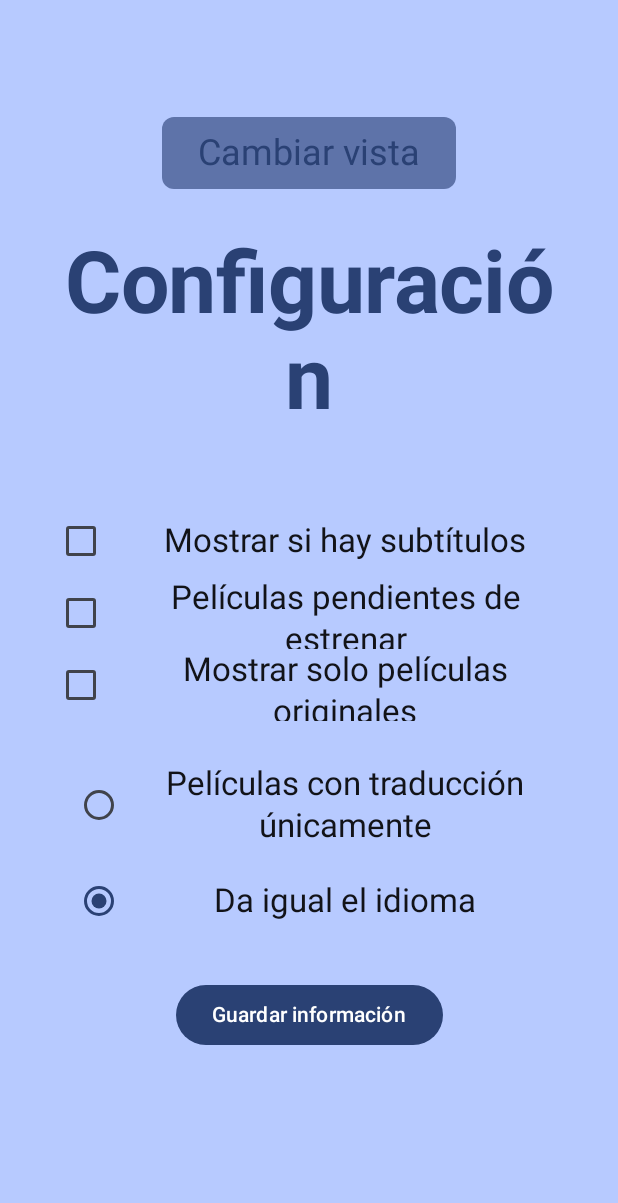
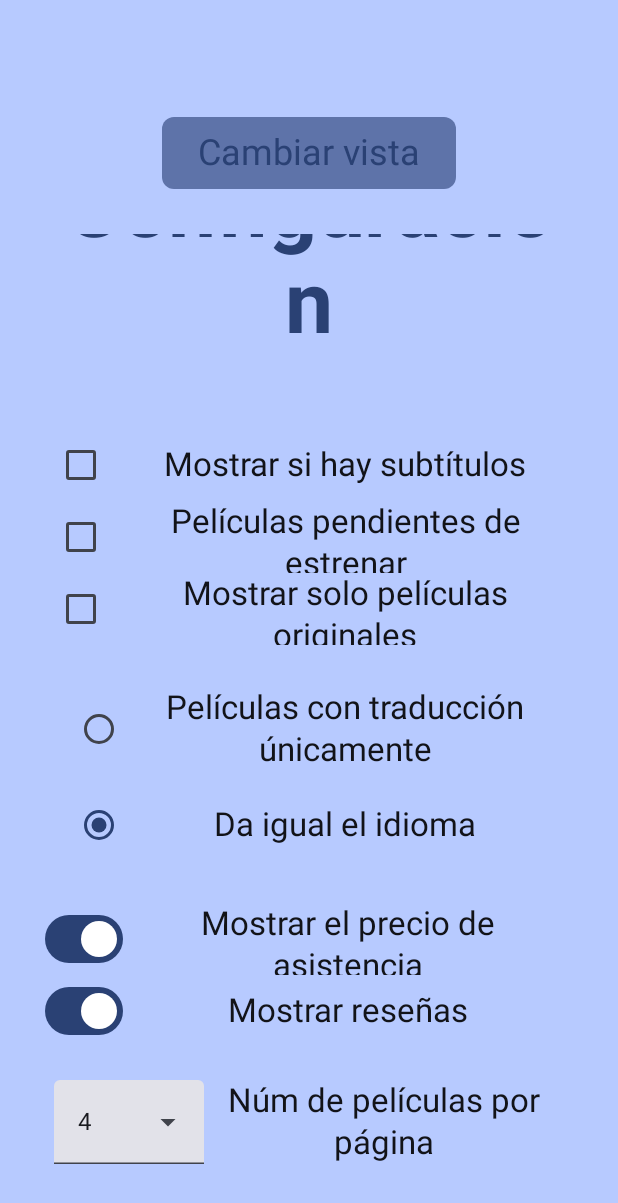
Before and after one commit to rocigonf/ProyectoMoviles, an Android app built with Jetpack Compose: the screen it shows after launch (MainActivity), on a phone screen of 412 x 824 dp. Shown: the top 1203 px of the screen. Run offline under Robolectric (Android 15) with nearby library versions, the phone set to English and light mode, and no system bars.

Commit message:
definitivamente hell is forever

```diff
--- a/app/src/main/java/com/moguishio/moguishio/Configuration.kt
+++ b/app/src/main/java/com/moguishio/moguishio/Configuration.kt
@@ -28,7 +28,9 @@ import androidx.compose.ui.text.font.FontWeight
 import androidx.compose.ui.text.style.TextAlign
 import androidx.compose.ui.unit.dp
 import com.moguishio.moguishio.data.ConfigurationDataStore
+import com.moguishio.moguishio.data.DropDownMenu
 import com.moguishio.moguishio.data.MakeCheckBox
+import com.moguishio.moguishio.data.MakeSwitch
 import com.moguishio.moguishio.data.RadioButtonGroup
 import com.moguishio.moguishio.ui.theme.AppTypography
 import kotlinx.coroutines.launch
@@ -51,18 +53,27 @@ fun ConfigPage() {
     val showNotAvailableFilms = configDataStore.getPreference(ConfigurationDataStore.SHOW_NOT_AVAILABLE_FILMS, false).collectAsState(initial = false)
     val showOriginalFilms = configDataStore.getPreference(ConfigurationDataStore.SHOW_ONLY_ORIGINAL_FILMS, false).collectAsState(initial = false)
     val selectedLanguageIndex = configDataStore.getPreference(ConfigurationDataStore.LANGUAGE_OPTIONS, 1).collectAsState(initial = 1)
+    val showPrices = configDataStore.getPreference(ConfigurationDataStore.SHOW_PRICES, true).collectAsState(initial = true)
+    val showReviews = configDataStore.getPreference(ConfigurationDataStore.SHOW_REVIEWS, true).collectAsState(initial = true)
+    val selectedOptionIndex = configDataStore.getPreference(ConfigurationDataStore.DROPDOWN_OPTIONS, 0).collectAsState(initial = 0)
 
     val isSubtitlesChecked = remember { mutableStateOf(showSubtitles.value) }
     val isAvailableFilms = remember { mutableStateOf(showNotAvailableFilms.value) }
     val isOriginalOnly = remember { mutableStateOf(showOriginalFilms.value) }
     val selectedRadioButtonIndex = remember { mutableIntStateOf(selectedLanguageIndex.value) }
+    val isPriceShown = remember { mutableStateOf(showPrices.value) }
+    val isReviewSeen = remember { mutableStateOf(showReviews.value) }
+    val selectedDropdownIndex = remember { mutableIntStateOf(selectedOptionIndex.value) }
 
     // En teoría esto es necesario para monitorizar los cambios de la variable (ya que no sirve "remember" y "mutableStateOf")
-    LaunchedEffect(showSubtitles.value, showNotAvailableFilms.value, selectedLanguageIndex.value, showOriginalFilms.value) {
+    LaunchedEffect(showSubtitles.value, showNotAvailableFilms.value, selectedLanguageIndex.value, showOriginalFilms.value, showPrices.value, showReviews.value, selectedOptionIndex.value) {
         isSubtitlesChecked.value = showSubtitles.value
         isAvailableFilms.value = showNotAvailableFilms.value
         isOriginalOnly.value = showOriginalFilms.value
         selectedRadioButtonIndex.intValue = selectedLanguageIndex.value
+        isPriceShown.value = showPrices.value
+        isReviewSeen.value = showReviews.value
+        selectedDropdownIndex.intValue = selectedOptionIndex.value
     }
 
     Box(
@@ -119,6 +130,30 @@ fun ConfigPage() {
 
             Spacer(Modifier.height(16.dp))
 
+            MakeSwitch(
+                text = context.getString(R.string.show_price),
+                isChecked = isPriceShown.value,
+                onCheckedChange = { isPriceShown.value = it}
+            )
+
+            MakeSwitch(
+                text = context.getString(R.string.show_reviews),
+                isChecked = isReviewSeen.value,
+                onCheckedChange = { isReviewSeen.value = it}
+            )
+
+            Spacer(Modifier.height(16.dp))
+
+            val dropDownItems = listOf("4", "8", "16", "32")
+            DropDownMenu(
+                text = context.getString(R.string.number_per_page),
+                options = dropDownItems,
+                selectedOptionIndex = selectedDropdownIndex.intValue,
+                onOptionChange = { selectedDropdownIndex.intValue = it }
+            )
+
+            Spacer(Modifier.height(16.dp))
+
             // Botón para guardar el nuevo valor
             Button(
                 onClick = {
@@ -127,6 +162,9 @@ fun ConfigPage() {
                         configDataStore.savePreference(ConfigurationDataStore.SHOW_NOT_AVAILABLE_FILMS, isAvailableFilms.value)
                         configDataStore.savePreference(ConfigurationDataStore.SHOW_ONLY_ORIGINAL_FILMS, isOriginalOnly.value)
                         configDataStore.savePreference(ConfigurationDataStore.LANGUAGE_OPTIONS, selectedRadioButtonIndex.intValue)
+                        configDataStore.savePreference(ConfigurationDataStore.SHOW_PRICES, isPriceShown.value)
+                        configDataStore.savePreference(ConfigurationDataStore.SHOW_REVIEWS, isReviewSeen.value)
+                        configDataStore.savePreference(ConfigurationDataStore.DROPDOWN_OPTIONS, selectedDropdownIndex.intValue)
                     }
                 }
             ){
--- a/app/src/main/java/com/moguishio/moguishio/data/ConfigurationDataStore.kt
+++ b/app/src/main/java/com/moguishio/moguishio/data/ConfigurationDataStore.kt
@@ -25,6 +25,13 @@ class ConfigurationDataStore(private val context: Context) {
 
         // Radio button (Alastor, is that you?)
         val LANGUAGE_OPTIONS = intPreferencesKey("language_options")
+
+        // Switches
+        val SHOW_PRICES = booleanPreferencesKey("show_price")
+        val SHOW_REVIEWS = booleanPreferencesKey("show_reviews")
+
+        // Dropdown Menú
+        val DROPDOWN_OPTIONS = intPreferencesKey("dropdown_options")
     }
 
     // El "?:" aquí sirve para que, si no existe la propiedad, devuelva un valor por defecto
--- /dev/null
+++ b/app/src/main/java/com/moguishio/moguishio/data/Dropdowns.kt
@@ -0,0 +1,80 @@
+package com.moguishio.moguishio.data
+
+import androidx.compose.foundation.layout.Row
+import androidx.compose.foundation.layout.Spacer
+import androidx.compose.foundation.layout.height
+import androidx.compose.foundation.layout.padding
+import androidx.compose.foundation.layout.width
+import androidx.compose.material3.DropdownMenuItem
+import androidx.compose.material3.ExperimentalMaterial3Api
+import androidx.compose.material3.ExposedDropdownMenuBox
+import androidx.compose.material3.ExposedDropdownMenuDefaults
+import androidx.compose.material3.ExposedDropdownMenuDefaults.TrailingIcon
+import androidx.compose.material3.MaterialTheme
+import androidx.compose.material3.TextField
+import androidx.compose.runtime.Composable
+import androidx.compose.runtime.getValue
+import androidx.compose.runtime.mutableStateOf
+import androidx.compose.runtime.remember
+import androidx.compose.runtime.setValue
+import androidx.compose.ui.Alignment
+import androidx.compose.ui.Modifier
+import androidx.compose.ui.text.style.TextAlign
+import androidx.compose.ui.unit.dp
+import com.moguishio.moguishio.EstablecerTexto
+
+@OptIn(ExperimentalMaterial3Api::class)
+@Composable
+fun DropDownMenu(
+    text: String,
+    options: List<String>,
+    selectedOptionIndex: Int,
+    onOptionChange: (Int) -> Unit
+) {
+    var isExpanded by remember { mutableStateOf(false) }
+
+    Row(
+        modifier = Modifier.padding(6.dp),
+        verticalAlignment = Alignment.CenterVertically
+    ) {
+        ExposedDropdownMenuBox(
+            modifier = Modifier
+                .width(100.dp),
+            expanded = isExpanded,
+            onExpandedChange = { isExpanded = !isExpanded }
+        ) {
+            TextField(
+                modifier = Modifier.menuAnchor(),
+                // Obtiene el valor de options en el índice seleccionado. Si recibe un índice inválido, devuelve el primero por defecto.
+                value = options.getOrElse(selectedOptionIndex) { options[0] },
+                onValueChange = {},
+                readOnly = true,
+                // Muestra la flechita del menú en la derecha y cambia según el estado del menú (apunta arriba o abajo)
+                trailingIcon = { TrailingIcon(expanded = isExpanded) }
+            )
+
+            // Opciones del menú
+            ExposedDropdownMenu(expanded = isExpanded, onDismissRequest = { isExpanded = false}) {
+
+                options.forEachIndexed{ index, text ->
+                    DropdownMenuItem(
+                        text = { EstablecerTexto(text = text, textAlign = TextAlign.Center)
+                        },
+                        onClick = {
+                            onOptionChange(index)
+                            isExpanded = false // El menú se pliega al seleccionar una opción
+                        },
+                        contentPadding = ExposedDropdownMenuDefaults.ItemContentPadding
+                    )
+
+
+                }
+            }
+        }
+        Spacer(modifier = Modifier.height(10.dp))
+        EstablecerTexto(text = text, textAlign = TextAlign.Center, color = MaterialTheme.colorScheme.inverseSurface)
+    }
+}
+
+
+//dios santo que asco de dropdown feo
--- /dev/null
+++ b/app/src/main/java/com/moguishio/moguishio/data/Switches.kt
@@ -0,0 +1,32 @@
+package com.moguishio.moguishio.data
+
+import androidx.compose.foundation.layout.Row
+import androidx.compose.foundation.layout.Spacer
+import androidx.compose.foundation.layout.height
+import androidx.compose.material3.MaterialTheme
+import androidx.compose.material3.Switch
+import androidx.compose.runtime.Composable
+import androidx.compose.ui.Alignment
+import androidx.compose.ui.Modifier
+import androidx.compose.ui.text.style.TextAlign
+import androidx.compose.ui.unit.dp
+import com.moguishio.moguishio.EstablecerTexto
+
+@Composable
+fun MakeSwitch(
+        text: String,
+        isChecked: Boolean,
+        onCheckedChange: (Boolean) -> Unit
+) {
+    Row(
+        modifier = Modifier.height(48.dp),
+        verticalAlignment = Alignment.CenterVertically
+    ){
+        Switch(
+            checked = isChecked,
+            onCheckedChange = onCheckedChange
+        )
+        Spacer(modifier = Modifier.height(10.dp))
+        EstablecerTexto(text = text, textAlign = TextAlign.Center, color = MaterialTheme.colorScheme.inverseSurface)
+    }
+}
--- a/app/src/main/res/values/strings.xml
+++ b/app/src/main/res/values/strings.xml
@@ -24,6 +24,13 @@
     <string name="films_with_translation">Películas con traducción únicamente</string>
     <string name="language_doesnt_mind">Da igual el idioma</string>
 
+    <!-- Switches -->
+    <string name="show_reviews">Mostrar reseñas</string>
+    <string name="show_price">Mostrar el precio de asistencia</string>
+
+    <!-- Dropdown -->
+    <string name="number_per_page">Núm de películas por página </string>
+
     <string name="configuration">Configuración</string>
     <string name="save_button">Guardar información</string>
 </resources>
```
Also changed, not shown: 1 other file.
